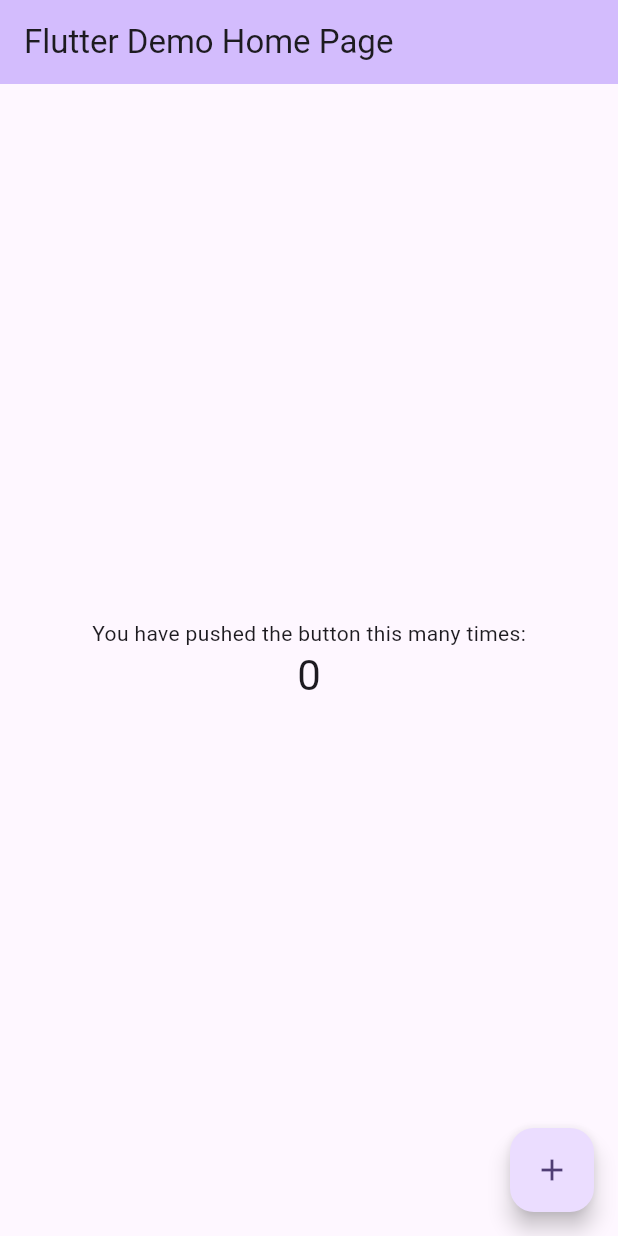
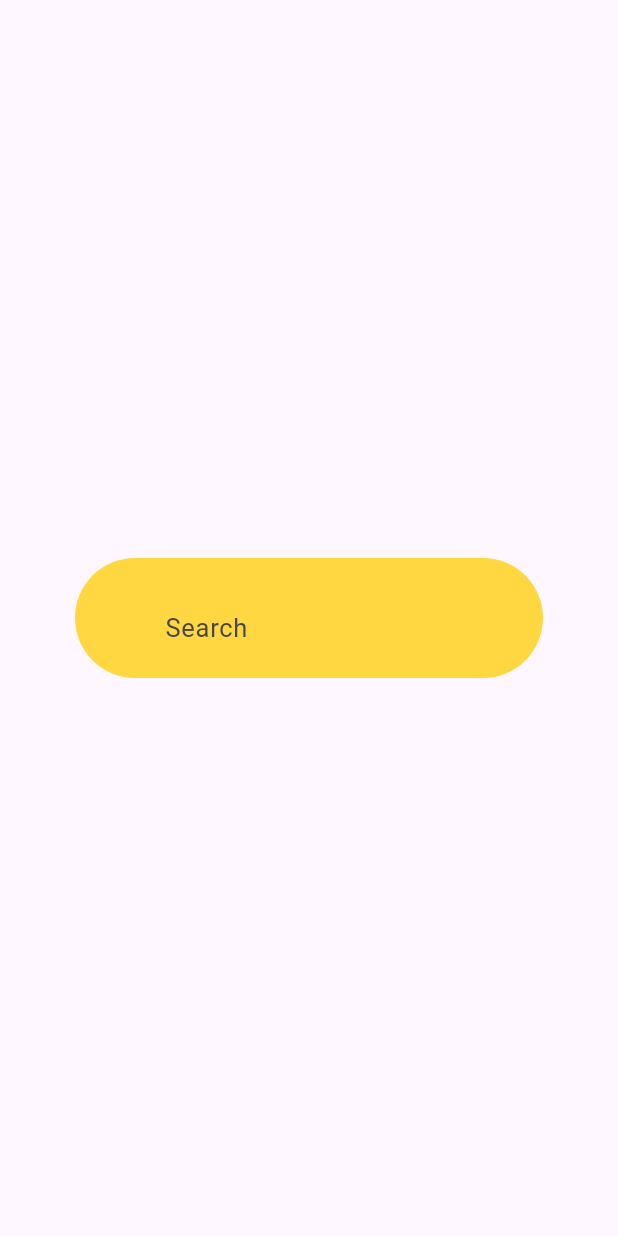
Before and after one commit to EvilCheetah/honda-search, a Flutter app: the screen it shows after launch, on a phone screen of 412 x 824 dp. Run offline on Flutter 3.47's test engine with Material 2 defaults, Android fonts, the phone set to English and light mode, and no system bars.

Commit message:
add(): temporary solution for the search field

```diff
--- a/lib/main.dart
+++ b/lib/main.dart
@@ -1,81 +1,95 @@
 import 'package:flutter/material.dart';
+import 'package:flutter/services.dart';
 
 
 void main()
 {
-  runApp(const MyApp());
+  runApp(const Application());
 }
 
 
-class MyApp extends StatelessWidget
+class Application extends StatelessWidget
 {
-    const MyApp({ super.key });
+    const Application({ super.key });
 
     @override
     Widget build(BuildContext context)
     {
         return MaterialApp(
-            title: 'Flutter Demo',
+            title: 'Honda Search',
             theme: ThemeData(
                 colorScheme: ColorScheme.fromSeed(seedColor: Colors.deepPurple),
                 useMaterial3: true,
             ),
-            home: const MyHomePage(title: 'Flutter Demo Home Page'),
+            home: const HomePage(),
         );
     }
 }
 
 
-class MyHomePage extends StatefulWidget
+class HomePage extends StatelessWidget
 {
-    const MyHomePage({
-        super.key,
-        required this.title
-    });
-
-    final String title;
-
-    @override
-    State<MyHomePage> createState() => _MyHomePageState();
-}
-
-
-class _MyHomePageState extends State<MyHomePage> {
-    int _counter = 0;
-
-    void _incrementCounter() {
-        setState(() {
-            _counter++;
-        });
-    }
+    const HomePage({ super.key });
 
     @override
     Widget build(BuildContext context)
     {
-        return Scaffold(
-            appBar: AppBar(
-                backgroundColor: Theme.of(context).colorScheme.inversePrimary,
-                title: Text(widget.title),
+        return const Scaffold(
+            body: SearchField(),
+        );
+    }
+}
+
+
+class SearchField extends StatelessWidget
+{
+    const SearchField({ super.key });
+
+    @override
+    Widget build(BuildContext context)
+    {
+        final theme = Theme.of(context);
+
+        return Center(
+            child: Padding(
+                padding: const EdgeInsets.only(
+                    left: 50,
+                    right: 50
                 ),
-            body: Center(
-                child: Column(
-                    mainAxisAlignment: MainAxisAlignment.center,
-                    children: <Widget>[
-                        const Text(
-                            'You have pushed the button this many times:',
+                child: Container(
+                    decoration: const BoxDecoration(
+                        borderRadius: BorderRadius.all(Radius.circular(40)),
+                        color: Colors.amberAccent
                     ),
-                        Text(
-                            '$_counter',
-                            style: Theme.of(context).textTheme.headlineMedium,
+                    child: TextField(
+                        textAlignVertical: TextAlignVertical.center,
+                        decoration: const InputDecoration(
+                            prefix: Padding(
+                                padding: EdgeInsets.all(8),
+                                child: Icon(
+                                    Icons.search,
+                                    semanticLabel: 'Search',
+                                )
                             ),
+                            suffix: Padding(
+                                padding: EdgeInsets.all(8),
+                                child: Icon(
+                                    Icons.qr_code,
+                                    semanticLabel: 'Scan',
+                                )
+                            ),
+                            hintText: 'Search',
+                            hintStyle: TextStyle(fontSize: 17),
+                            border: InputBorder.none,
+                            contentPadding: EdgeInsets.all(20),
+                        ),
+                        inputFormatters: <TextInputFormatter>[
+                            FilteringTextInputFormatter.singleLineFormatter,
+                            FilteringTextInputFormatter.digitsOnly
                         ],
                     ),
                 ),
-            floatingActionButton: FloatingActionButton(
-                onPressed: _incrementCounter,
-                tooltip: 'Increment',
-                child: const Icon(Icons.add),
-            ), // This trailing comma makes auto-formatting nicer for build methods.
+            ),
         );
     }
 }
```
Lines whose indentation alone changed are shown as unchanged.
